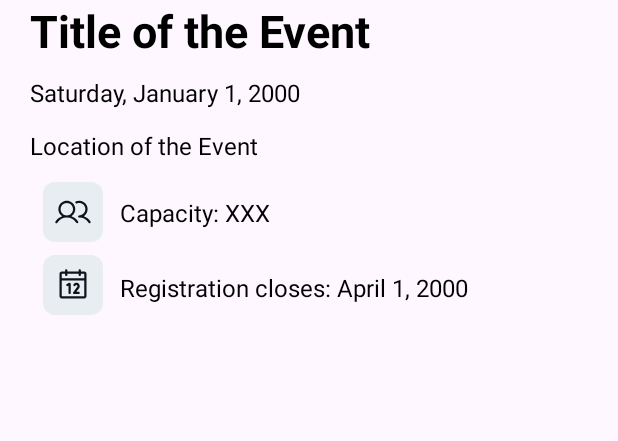
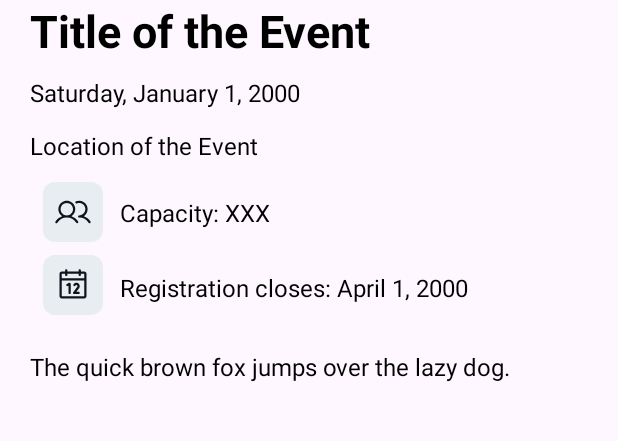
Before and after one commit to CMPUT301F24coffee0/espresso-maker, an Android app: the layout attendee_event_profile.xml on its own in the app's theme, with its tools: preview values and no code run, on a phone screen of 412 x 824 dp, the part 327-768 px from its top. Run offline under Robolectric (Android 15) with nearby library versions, the phone set to English and light mode, and no system bars.

Commit message:
Add description

```diff
--- a/Espresso/app/src/main/res/layout/attendee_event_profile.xml
+++ b/Espresso/app/src/main/res/layout/attendee_event_profile.xml
@@ -127,6 +127,19 @@
 
         </LinearLayout>
 
+        <TextView
+            android:id="@+id/attendee_event_profile_description"
+            android:layout_width="match_parent"
+            android:layout_height="wrap_content"
+            android:paddingTop="20dp"
+            android:paddingBottom="10dp"
+            android:text="The quick brown fox jumps over the lazy dog."
+            android:textColor="@color/black"
+            android:textSize="16sp" />
+
     </LinearLayout>
 
+    <!-- NOTE: Since there are many different button combinations,
+    they are added in the activity code. -->
+
 </FrameLayout>
```
